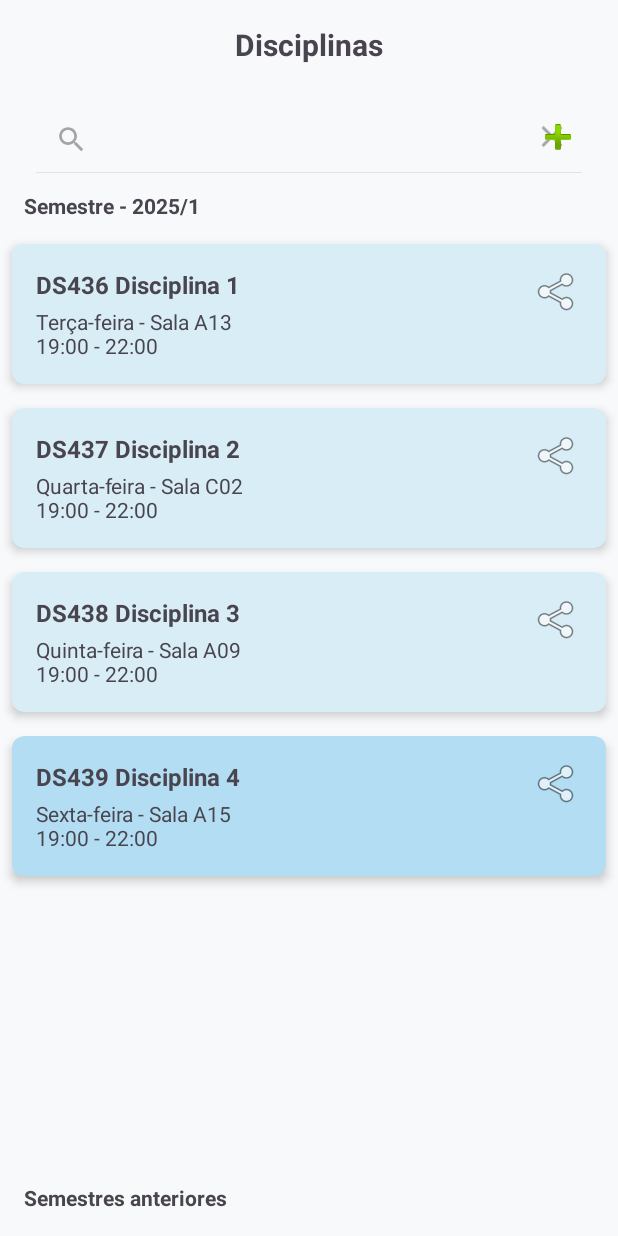
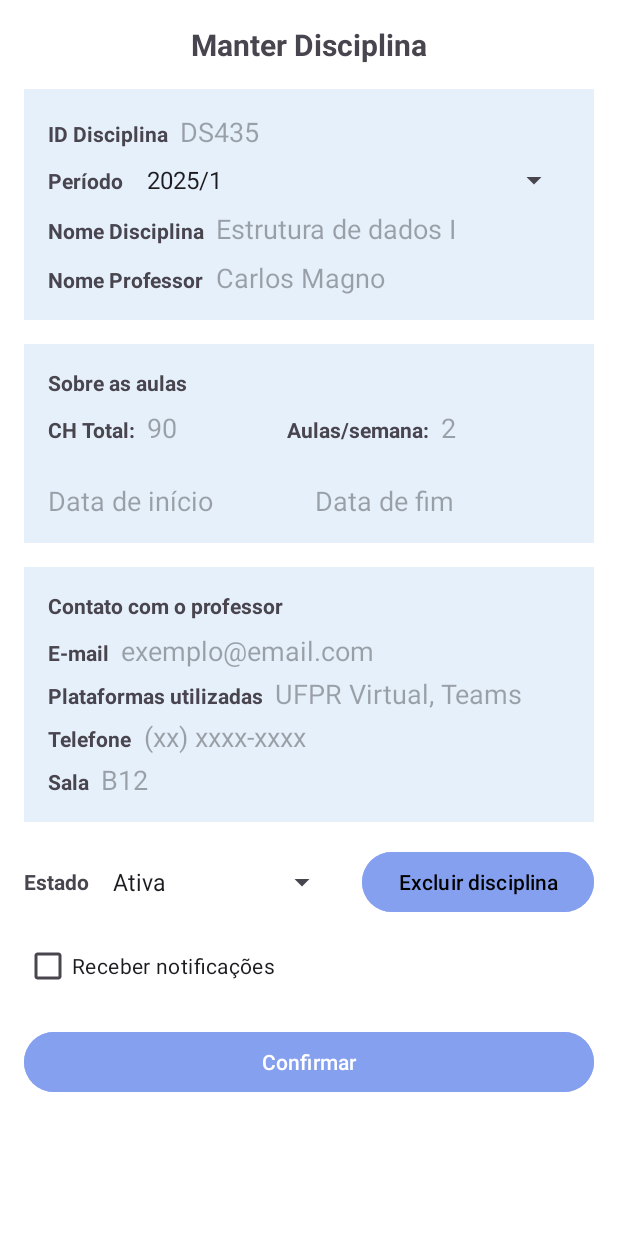
Before and after one commit to vanessabughay/UniHub, an Android app: the screen it shows after launch (DisciplinasActivity before the commit, ManterInfoDisciplina after it), after a tap on an icon or button, on a phone screen of 412 x 824 dp. Run offline under Robolectric (Android 15) with nearby library versions, the phone set to English and light mode, and no system bars; 2 other taps on this screen came first.

Commit message:
tela ManterInfoDisciplina

```diff
--- a/UniHub/app/src/main/AndroidManifest.xml
+++ b/UniHub/app/src/main/AndroidManifest.xml
@@ -13,6 +13,9 @@
         android:theme="@style/Theme.UniHub"
         tools:targetApi="31">
         <activity
+            android:name=".ManterInfoDisciplina"
+            />
+        <activity
             android:name=".DisciplinasActivity"
             android:exported="true">
             <intent-filter>
--- a/UniHub/app/src/main/java/com/example/unihub/Disciplina.kt
+++ b/UniHub/app/src/main/java/com/example/unihub/Disciplina.kt
@@ -6,5 +6,7 @@ data class Disciplina(
     val dia: String,
     val sala: String,
     val horario: String,
+    val periodo: String,
+    val estado: String,
     val selecionada: Boolean = false
 )
--- a/UniHub/app/src/main/java/com/example/unihub/DisciplinasActivity.kt
+++ b/UniHub/app/src/main/java/com/example/unihub/DisciplinasActivity.kt
@@ -6,6 +6,9 @@ import androidx.appcompat.app.AppCompatActivity
 import androidx.recyclerview.widget.LinearLayoutManager
 import androidx.recyclerview.widget.RecyclerView
 import androidx.appcompat.widget.SearchView
+import android.content.Intent
+import android.widget.ImageButton
+
 
 class DisciplinasActivity : AppCompatActivity() {
 
@@ -14,10 +17,10 @@ class DisciplinasActivity : AppCompatActivity() {
     private lateinit var searchView: SearchView
 
     private val todasDisciplinas = listOf(
-        Disciplina("DS436", "Disciplina 1", "Terça-feira", "A13", "19:00 - 22:00"),
-        Disciplina("DS437", "Disciplina 2", "Quarta-feira", "C02", "19:00 - 22:00"),
-        Disciplina("DS438", "Disciplina 3", "Quinta-feira", "A09", "19:00 - 22:00"),
-        Disciplina("DS439", "Disciplina 4", "Sexta-feira", "A15", "19:00 - 22:00", selecionada = true)
+        Disciplina("DS436", "Disciplina 1", "Terça-feira", "A13", "19:00 - 22:00", "2025/1", "Ativa"),
+        Disciplina("DS437", "Disciplina 2", "Quarta-feira", "C02", "19:00 - 22:00", "2025/1", "Ativa"),
+        Disciplina("DS438", "Disciplina 3", "Quinta-feira", "A09", "19:00 - 22:00", "2025/1", "Ativa"),
+        Disciplina("DS439", "Disciplina 4", "Sexta-feira", "A15", "19:00 - 22:00", "2025/1", "Ativa", selecionada = true)
     )
 
     private var disciplinasFiltradas = todasDisciplinas.toMutableList()
@@ -32,6 +35,13 @@ class DisciplinasActivity : AppCompatActivity() {
         recyclerView.layoutManager = LinearLayoutManager(this)
         configurarAdapter()
         configurarBusca()
+
+        val addButton = findViewById<ImageButton>(R.id.addButton)
+        addButton.setOnClickListener {
+            val intent = Intent(this, ManterInfoDisciplina::class.java)
+            startActivity(intent)
+        }
+
     }
 
     private fun configurarAdapter() {
--- /dev/null
+++ b/UniHub/app/src/main/java/com/example/unihub/ManterInfoDisciplina.kt
@@ -0,0 +1,215 @@
+package com.example.unihub
+
+import android.os.Bundle
+import android.text.InputType
+import android.view.View
+import android.widget.*
+import androidx.appcompat.app.AppCompatActivity
+import androidx.core.widget.addTextChangedListener
+
+class ManterInfoDisciplina : AppCompatActivity() {
+
+    private lateinit var editCodigo: EditText
+    private lateinit var editNome: EditText
+    private lateinit var editProfessor: EditText
+    private lateinit var spinnerPeriodo: Spinner
+    private lateinit var editCH: EditText
+    private lateinit var editAulasSemana: EditText
+    private lateinit var containerSubcards: LinearLayout
+    private lateinit var editDataInicio: EditText
+    private lateinit var editDataFim: EditText
+    private lateinit var editEmail: EditText
+    private lateinit var editPlataformas: EditText
+    private lateinit var editTelefone: EditText
+    private lateinit var editSala: EditText
+    private lateinit var spinnerEstado: Spinner
+    private lateinit var checkNotificacoes: CheckBox
+    private lateinit var btnSalvar: Button
+    private lateinit var btnExcluir: Button
+
+    private val diasDaSemana = listOf("Domingo", "Segunda", "Terça", "Quarta", "Quinta", "Sexta", "Sábado")
+
+    override fun onCreate(savedInstanceState: Bundle?) {
+        super.onCreate(savedInstanceState)
+        setContentView(R.layout.activity_manter_info_disciplina)
+
+        inicializarComponentes()
+        configurarSpinners()
+        configurarEventos()
+    }
+
+    private fun inicializarComponentes() {
+        editCodigo = findViewById(R.id.editCodigo)
+        editNome = findViewById(R.id.editNome)
+        editProfessor = findViewById(R.id.editProfessor)
+        spinnerPeriodo = findViewById(R.id.spinnerPeriodo)
+        editCH = findViewById(R.id.editCH)
+        editAulasSemana = findViewById(R.id.editAulasSemana)
+        containerSubcards = findViewById(R.id.containerSubcards)
+        editDataInicio = findViewById(R.id.editDataInicio)
+        editDataFim = findViewById(R.id.editDataFim)
+        editEmail = findViewById(R.id.editEmail)
+        editPlataformas = findViewById(R.id.editPlataformas)
+        editTelefone = findViewById(R.id.editTelefone)
+        editSala = findViewById(R.id.editSala)
+        spinnerEstado = findViewById(R.id.spinnerEstado)
+        checkNotificacoes = findViewById(R.id.checkNotificacoes)
+        btnSalvar = findViewById(R.id.btnSalvar)
+        btnExcluir = findViewById(R.id.btnExcluir)
+    }
+
+    private fun configurarSpinners() {
+        ArrayAdapter.createFromResource(
+            this,
+            R.array.periodos_array,
+            android.R.layout.simple_spinner_item
+        ).also { adapter ->
+            adapter.setDropDownViewResource(android.R.layout.simple_spinner_dropdown_item)
+            spinnerPeriodo.adapter = adapter
+        }
+
+        ArrayAdapter.createFromResource(
+            this,
+            R.array.estado_disciplina_array,
+            android.R.layout.simple_spinner_item
+        ).also { adapter ->
+            adapter.setDropDownViewResource(android.R.layout.simple_spinner_dropdown_item)
+            spinnerEstado.adapter = adapter
+        }
+    }
+
+    private fun configurarEventos() {
+        editAulasSemana.addTextChangedListener {
+            gerarSubcards()
+        }
+
+        btnSalvar.setOnClickListener {
+            Toast.makeText(this, "Disciplina salva com sucesso!", Toast.LENGTH_SHORT).show()
+        }
+
+        btnExcluir.setOnClickListener {
+            limparCampos()
+            Toast.makeText(this, "Disciplina excluída.", Toast.LENGTH_SHORT).show()
+        }
+    }
+
+    private fun gerarSubcards() {
+        containerSubcards.removeAllViews()
+
+        val quantidade = editAulasSemana.text.toString().toIntOrNull() ?: return
+
+        if (quantidade <= 0) return
+
+        // Linha antes do primeiro subcard
+        containerSubcards.addView(criarLinhaSeparadora())
+
+        for (i in 1..quantidade) {
+            val subcard = LinearLayout(this).apply {
+                orientation = LinearLayout.VERTICAL
+                setPadding(0, 16, 0, 16)
+            }
+
+            // LINHA: Dia
+            val linhaDia = LinearLayout(this).apply {
+                orientation = LinearLayout.HORIZONTAL
+                val label = TextView(this@ManterInfoDisciplina).apply {
+                    text = "Dia:"
+                    setPadding(0, 0, 8, 0)
+                }
+                val spinner = Spinner(this@ManterInfoDisciplina).apply {
+                    adapter = ArrayAdapter(this@ManterInfoDisciplina, android.R.layout.simple_spinner_item, diasDaSemana).also {
+                        it.setDropDownViewResource(android.R.layout.simple_spinner_dropdown_item)
+                    }
+                    layoutParams = LinearLayout.LayoutParams(0, LinearLayout.LayoutParams.WRAP_CONTENT, 1f)
+                }
+                addView(label)
+                addView(spinner)
+            }
+
+            // LINHA: Ensalamento
+            val linhaSala = LinearLayout(this).apply {
+                orientation = LinearLayout.HORIZONTAL
+                val label = TextView(this@ManterInfoDisciplina).apply {
+                    text = "Ensalamento:"
+                    setPadding(0, 0, 8, 0)
+                }
+                val input = EditText(this@ManterInfoDisciplina).apply {
+                    hint = "Sala A13"
+                    layoutParams = LinearLayout.LayoutParams(0, LinearLayout.LayoutParams.WRAP_CONTENT, 1f)
+                }
+                addView(label)
+                addView(input)
+            }
+
+            // LINHA: Horários
+            val linhaHorario = LinearLayout(this).apply {
+                orientation = LinearLayout.HORIZONTAL
+                val labelInicio = TextView(this@ManterInfoDisciplina).apply {
+                    text = "Início:"
+                    setPadding(0, 0, 8, 0)
+                }
+                val inputInicio = EditText(this@ManterInfoDisciplina).apply {
+                    hint = "19:00"
+                    inputType = InputType.TYPE_CLASS_DATETIME or InputType.TYPE_DATETIME_VARIATION_TIME
+                    layoutParams = LinearLayout.LayoutParams(0, LinearLayout.LayoutParams.WRAP_CONTENT, 1f)
+                }
+                val labelFim = TextView(this@ManterInfoDisciplina).apply {
+                    text = "Fim:"
+                    setPadding(16, 0, 8, 0)
+                }
+                val inputFim = EditText(this@ManterInfoDisciplina).apply {
+                    hint = "21:00"
+                    inputType = InputType.TYPE_CLASS_DATETIME or InputType.TYPE_DATETIME_VARIATION_TIME
+                    layoutParams = LinearLayout.LayoutParams(0, LinearLayout.LayoutParams.WRAP_CONTENT, 1f)
+                }
+
+                addView(labelInicio)
+                addView(inputInicio)
+                addView(labelFim)
+                addView(inputFim)
+            }
+
+            // Monta o subcard e adiciona
+            subcard.addView(linhaDia)
+            subcard.addView(linhaSala)
+            subcard.addView(linhaHorario)
+            containerSubcards.addView(subcard)
+
+            // Linha depois do subcard
+            containerSubcards.addView(criarLinhaSeparadora())
+        }
+    }
+
+
+    private fun limparCampos() {
+        editCodigo.text.clear()
+        editNome.text.clear()
+        editProfessor.text.clear()
+        spinnerPeriodo.setSelection(0)
+        editCH.text.clear()
+        editAulasSemana.text.clear()
+        containerSubcards.removeAllViews()
+        editDataInicio.text.clear()
+        editDataFim.text.clear()
+        editEmail.text.clear()
+        editPlataformas.text.clear()
+        editTelefone.text.clear()
+        editSala.text.clear()
+        spinnerEstado.setSelection(0)
+        checkNotificacoes.isChecked = false
+    }
+
+    private fun criarLinhaSeparadora(): View {
+        return View(this).apply {
+            layoutParams = LinearLayout.LayoutParams(
+                LinearLayout.LayoutParams.MATCH_PARENT,
+                1 // altura da linha
+            ).apply {
+                topMargin = 8
+                bottomMargin = 8
+            }
+            setBackgroundColor(getColor(android.R.color.darker_gray))
+        }
+    }
+
+}
--- /dev/null
+++ b/UniHub/app/src/main/res/layout/activity_manter_info_disciplina.xml
@@ -0,0 +1,313 @@
+<?xml version="1.0" encoding="utf-8"?>
+<ScrollView xmlns:android="http://schemas.android.com/apk/res/android"
+    android:id="@+id/main"
+    android:layout_width="match_parent"
+    android:layout_height="match_parent"
+    android:background="#ffffff"
+    android:padding="16dp"
+    android:fillViewport="true">
+
+    <LinearLayout
+        android:layout_width="match_parent"
+        android:layout_height="wrap_content"
+        android:orientation="vertical">
+
+        <!-- Título -->
+        <TextView
+            android:layout_width="match_parent"
+            android:layout_height="wrap_content"
+            android:text="Manter Disciplina"
+            android:textStyle="bold"
+            android:textSize="20sp"
+            android:gravity="center"
+            android:paddingBottom="16dp" />
+
+        <!-- Card: Dados principais -->
+        <LinearLayout
+            android:id="@+id/cardDadosPrincipais"
+            android:layout_width="match_parent"
+            android:layout_height="wrap_content"
+            android:layout_marginBottom="16dp"
+            android:background="#e6f0fa"
+            android:backgroundTint="#e6f0fa"
+            android:orientation="vertical"
+            android:padding="16dp">
+
+            <!-- ID Disciplina -->
+            <LinearLayout
+                android:layout_width="match_parent"
+                android:layout_height="wrap_content"
+                android:orientation="horizontal">
+
+                <TextView
+                    android:layout_width="wrap_content"
+                    android:layout_height="wrap_content"
+                    android:text="ID Disciplina"
+                    android:textStyle="bold" />
+
+                <EditText
+                    android:id="@+id/editCodigo"
+                    android:layout_width="0dp"
+                    android:layout_height="wrap_content"
+                    android:layout_marginStart="8dp"
+                    android:layout_weight="1"
+                    android:background="@android:color/transparent"
+                    android:hint="DS435" />
+            </LinearLayout>
+
+            <!-- Período -->
+            <LinearLayout
+                android:layout_width="match_parent"
+                android:layout_height="wrap_content"
+                android:layout_marginTop="8dp"
+                android:orientation="horizontal">
+
+                <TextView
+                    android:layout_width="wrap_content"
+                    android:layout_height="wrap_content"
+                    android:text="Período"
+                    android:textStyle="bold" />
+
+                <Spinner
+                    android:id="@+id/spinnerPeriodo"
+                    android:layout_width="0dp"
+                    android:layout_height="wrap_content"
+                    android:layout_marginStart="8dp"
+                    android:layout_weight="1" />
+            </LinearLayout>
+
+            <!-- Nome da disciplina -->
+            <LinearLayout
+                android:layout_width="match_parent"
+                android:layout_height="wrap_content"
+                android:layout_marginTop="8dp"
+                android:orientation="horizontal">
+
+                <TextView
+                    android:layout_width="wrap_content"
+                    android:layout_height="wrap_content"
+                    android:text="Nome Disciplina"
+                    android:textStyle="bold" />
+
+                <EditText
+                    android:id="@+id/editNome"
+                    android:layout_width="0dp"
+                    android:layout_height="wrap_content"
+                    android:layout_marginStart="8dp"
+                    android:layout_weight="1"
+                    android:background="@android:color/transparent"
+                    android:hint="Estrutura de dados I" />
+            </LinearLayout>
+
+            <!-- Nome do professor -->
+            <LinearLayout
+                android:layout_width="match_parent"
+                android:layout_height="wrap_content"
+                android:layout_marginTop="8dp"
+                android:orientation="horizontal">
+
+                <TextView
+                    android:layout_width="wrap_content"
+                    android:layout_height="wrap_content"
+                    android:text="Nome Professor"
+                    android:textStyle="bold" />
+
+                <EditText
+                    android:id="@+id/editProfessor"
+                    android:layout_width="0dp"
+                    android:layout_height="wrap_content"
+                    android:layout_marginStart="8dp"
+                    android:layout_weight="1"
+                    android:background="@android:color/transparent"
+                    android:hint="Carlos Magno" />
+            </LinearLayout>
+        </LinearLayout>
+
+        <!-- Card: Sobre as aulas -->
+        <LinearLayout
+            android:id="@+id/cardSobreAulas"
+            android:layout_width="match_parent"
+            android:layout_height="wrap_content"
+            android:orientation="vertical"
+            android:background="#e6f0fa"
+            android:padding="16dp"
+            android:layout_marginBottom="16dp">
+
+            <TextView android:layout_width="wrap_content" android:layout_height="wrap_content" android:text="Sobre as aulas" android:textStyle="bold" android:layout_marginBottom="8dp"/>
+
+            <!-- CH e quantidade de aulas por semana -->
+            <LinearLayout android:layout_width="match_parent" android:layout_height="wrap_content" android:orientation="horizontal">
+                <TextView android:layout_width="wrap_content" android:layout_height="wrap_content" android:text="CH Total:" android:textStyle="bold"/>
+
+                <EditText
+                    android:id="@+id/editCH"
+                    android:layout_width="0dp"
+                    android:layout_height="wrap_content"
+                    android:layout_marginStart="8dp"
+                    android:layout_weight="1"
+                    android:background="@android:color/transparent"
+                    android:hint="90" />
+
+                <TextView android:layout_width="wrap_content" android:layout_height="wrap_content" android:text="Aulas/semana:" android:textStyle="bold" android:layout_marginStart="8dp"/>
+
+                <EditText
+                    android:id="@+id/editAulasSemana"
+                    android:layout_width="0dp"
+                    android:layout_height="wrap_content"
+                    android:layout_marginStart="8dp"
+                    android:layout_weight="1"
+                    android:background="@android:color/transparent"
+                    android:hint="2" />
+            </LinearLayout>
+
+            <!-- Aqui vão os subcards criados dinamicamente -->
+            <LinearLayout
+                android:id="@+id/containerSubcards"
+                android:layout_width="match_parent"
+                android:layout_height="wrap_content"
+                android:orientation="vertical"
+                android:layout_marginTop="12dp"/>
+
+            <!-- Datas -->
+            <LinearLayout android:layout_width="match_parent" android:layout_height="wrap_content" android:orientation="horizontal" android:layout_marginTop="12dp">
+                <EditText android:id="@+id/editDataInicio" android:layout_width="0dp" android:layout_weight="1" android:layout_height="wrap_content" android:hint="Data de início" android:background="@android:color/transparent"/>
+
+                <EditText
+                    android:id="@+id/editDataFim"
+                    android:layout_width="0dp"
+                    android:layout_height="wrap_content"
+                    android:layout_marginStart="8dp"
+                    android:layout_weight="1"
+                    android:background="@android:color/transparent"
+                    android:hint="Data de fim" />
+            </LinearLayout>
+        </LinearLayout>
+
+        <!-- Card: Contato com o professor -->
+        <LinearLayout
+            android:layout_width="match_parent"
+            android:layout_height="wrap_content"
+            android:orientation="vertical"
+            android:background="#e6f0fa"
+            android:padding="16dp"
+            android:layout_marginBottom="16dp">
+
+            <TextView
+                android:layout_width="match_parent"
+                android:layout_height="wrap_content"
+                android:text="Contato com o professor"
+                android:textStyle="bold"
+                android:layout_marginBottom="8dp" />
+
+            <!-- E-mail -->
+            <LinearLayout
+                android:layout_width="match_parent"
+                android:layout_height="wrap_content"
+                android:orientation="horizontal"
+                android:layout_marginBottom="4dp">
+                <TextView
+                    android:layout_width="wrap_content"
+                    android:layout_height="wrap_content"
+                    android:text="E-mail"
+                    android:textStyle="bold" />
+                <EditText
+                    android:id="@+id/editEmail"
+                    android:layout_width="0dp"
+                    android:layout_weight="1"
+                    android:layout_height="wrap_content"
+                    android:hint="exemplo@email.com"
+                    android:background="@android:color/transparent"
+                    android:layout_marginStart="8dp" />
+            </LinearLayout>
+
+            <!-- Plataformas utilizadas -->
+            <LinearLayout
+                android:layout_width="match_parent"
+                android:layout_height="wrap_content"
+                android:orientation="horizontal"
+                android:layout_marginBottom="4dp">
+                <TextView
+                    android:layout_width="wrap_content"
+                    android:layout_height="wrap_content"
+                    android:text="Plataformas utilizadas"
+                    android:textStyle="bold" />
+                <EditText
+                    android:id="@+id/editPlataformas"
+                    android:layout_width="0dp"
+                    android:layout_weight="1"
+                    android:layout_height="wrap_content"
+                    android:hint="UFPR Virtual, Teams"
+                    android:background="@android:color/transparent"
+                    android:layout_marginStart="8dp" />
+            </LinearLayout>
+
+            <!-- Telefone -->
+            <LinearLayout
+                android:layout_width="match_parent"
+                android:layout_height="wrap_content"
+                android:orientation="horizontal"
+                android:layout_marginBottom="4dp">
+                <TextView
+                    android:layout_width="wrap_content"
+                    android:layout_height="wrap_content"
+                    android:text="Telefone"
+                    android:textStyle="bold" />
+                <EditText
+                    android:id="@+id/editTelefone"
+                    android:layout_width="0dp"
+                    android:layout_weight="1"
+                    android:layout_height="wrap_content"
+                    android:hint="(xx) xxxx-xxxx"
+                    android:inputType="phone"
+                    android:background="@android:color/transparent"
+                    android:layout_marginStart="8dp" />
+            </LinearLayout>
+
+            <!-- Sala -->
+            <LinearLayout
+                android:layout_width="match_parent"
+                android:layout_height="wrap_content"
+                android:orientation="horizontal">
+                <TextView
+                    android:layout_width="wrap_content"
+                    android:layout_height="wrap_content"
+                    android:text="Sala"
+                    android:textStyle="bold" />
+                <EditText
+                    android:id="@+id/editSala"
+                    android:layout_width="0dp"
+                    android:layout_weight="1"
+                    android:layout_height="wrap_content"
+                    android:hint="B12"
+                    android:background="@android:color/transparent"
+                    android:layout_marginStart="8dp" />
+            </LinearLayout>
+        </LinearLayout>
+
+
+        <!-- Ações -->
+        <LinearLayout android:layout_width="match_parent" android:layout_height="wrap_content" android:orientation="horizontal" android:gravity="center_vertical">
+            <TextView android:layout_width="wrap_content" android:layout_height="wrap_content" android:text="Estado" android:textStyle="bold"/>
+            <Spinner android:id="@+id/spinnerEstado" android:layout_width="0dp" android:layout_weight="1" android:layout_height="wrap_content" android:layout_marginStart="8dp"/>
+
+            <Button
+                android:id="@+id/btnExcluir"
+                android:layout_width="wrap_content"
+                android:layout_height="wrap_content"
+                android:layout_marginStart="16dp"
+                android:backgroundTint="#86a0f0"
+                android:text="Excluir disciplina"
+                android:textColor="@color/black" />
+        </LinearLayout>
+
+        <CheckBox android:id="@+id/checkNotificacoes" android:layout_width="wrap_content" android:layout_height="wrap_content" android:text="Receber notificações" android:layout_marginTop="8dp"/>
+
+        <Button
+            android:id="@+id/btnSalvar"
+            android:layout_width="match_parent"
+            android:layout_height="wrap_content"
+            android:layout_marginTop="16dp"
+            android:backgroundTint="#86a0f0"
+            android:text="Confirmar" />
+    </LinearLayout>
+</ScrollView>
--- a/UniHub/app/src/main/res/values/strings.xml
+++ b/UniHub/app/src/main/res/values/strings.xml
@@ -1,6 +1,7 @@
 <resources>
     <string name="app_name">UniHub</string>
     <string name="titulo_disciplinas">Disciplinas</string>
+    <string name="titulo_manter_info_disciplinas">Manter Disciplina</string>
     <string name="hint_busca">Buscar disciplina...</string>
     <string name="botao_adicionar">Adicionar disciplina</string>
     <string name="semestre_atual">Semestre - 2025/1</string>
@@ -9,4 +10,19 @@
     <string name="exemplo_info_disciplina">Terça-feira - Sala A13\n19:00 - 22:00</string>
     <string name="compartilhar">Compartilhar</string>
 
+    <string-array name="periodos_array">
+        <item>2025/1</item>
+        <item>2025/2</item>
+        <item>2026/1</item>
+        <item>2026/2</item>
+        <item>2027/1</item>
+        <item>2027/2</item>
+    </string-array>
+
+    <string-array name="estado_disciplina_array">
+        <item>Ativa</item>
+        <item>Inativa</item>
+    </string-array>
+
+
 </resources>
--- a/UniHub/gradle/libs.versions.toml
+++ b/UniHub/gradle/libs.versions.toml
@@ -1,5 +1,5 @@
 [versions]
-agp = "8.10.0"
+agp = "8.10.1"
 kotlin = "2.0.21"
 coreKtx = "1.16.0"
 junit = "4.13.2"
```
